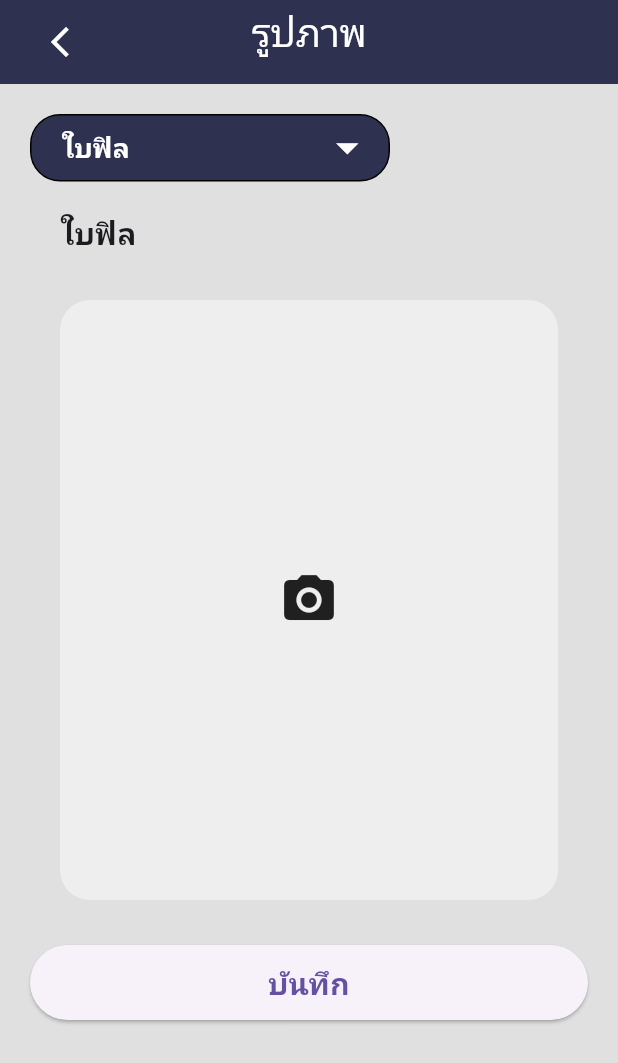
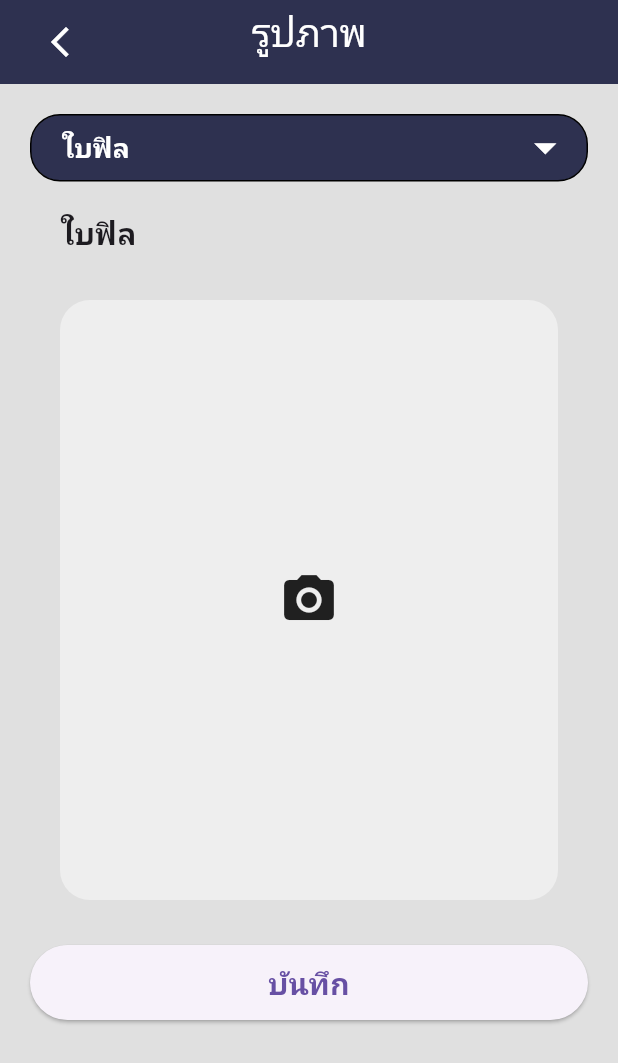
Before and after one commit to KeyClover/KunChang_photo, a Flutter app: the screen it shows after launch, tab 2 chosen, after a tap on the "arrow back ios new" icon, on a phone screen of 412 x 824 dp. Shown: the top 1063 px of the screen. Run offline on Flutter 3.47's test engine with Material 3 defaults, Android fonts, the phone set to English and light mode, and no system bars; drawn by our look-alikes of dropdown_button2; our stand-ins replace hexcolor, image_picker, sqflite; missing offline and left inert: freestyle_speed_dial; accounts and stored records are empty.

Commit message:
update: changing the padding on display image page

```diff
--- a/lib/pages/display_image.dart
+++ b/lib/pages/display_image.dart
@@ -184,9 +184,8 @@ class _DisplayImagePageState extends State<DisplayImagePage> {
         backgroundColor: HexColor("#2e3150"),
       ),
       body: Container(
-        constraints: const BoxConstraints.expand(),
         padding:
-            const EdgeInsets.only(top: 20, left: 20, right: 20, bottom: 0.0),
+            const EdgeInsets.only(top: 20, left: 20, right: 20,),
         child: FutureBuilder<List<ImagesModel>>(
           future: fetchAllImagesFromDB(context),
           builder: (context, snapshot) {
@@ -205,27 +204,28 @@ class _DisplayImagePageState extends State<DisplayImagePage> {
                 children: [
                   Padding(
                     padding:
-                        const EdgeInsets.only(left: 8.0, top: 8.0, bottom: 1.0),
+                        const EdgeInsets.symmetric(vertical: 8.0),
                     child: DropdownButtonHideUnderline(
                       child: DropdownButton2<String>(
                         dropdownStyleData: DropdownStyleData(
                           maxHeight: 400,
-                          width: 240,
+                          width: 373,
                           decoration: BoxDecoration(
                             borderRadius: BorderRadius.circular(20),
                             color: HexColor("#2e3150"),
                           ),
+
                         ),
                         buttonStyleData: ButtonStyleData(
                           height: 45,
-                          width: 240,
+                          width: 400,
                           padding: const EdgeInsets.only(left: 20, right: 10),
                           decoration: BoxDecoration(
                             borderRadius: BorderRadius.circular(20),
                             border: Border.all(color: Colors.black),
                             color: HexColor("#2e3150"),
                           ),
-                          elevation: 2,
+
                         ),
                         iconStyleData: const IconStyleData(
                             icon: Icon(
@@ -233,7 +233,8 @@ class _DisplayImagePageState extends State<DisplayImagePage> {
                             ),
                             iconSize: 35,
                             iconEnabledColor: Colors.white),
-                        isExpanded: true,
+
+
                         value: _selectedFilter,
                         items: fieldHasImages.keys
                             .map<DropdownMenuItem<String>>((String value) {
@@ -268,7 +269,7 @@ class _DisplayImagePageState extends State<DisplayImagePage> {
                   Expanded(
                     child: Padding(
                       padding:
-                          const EdgeInsets.only(top: 20, left: 20, right: 20),
+                          const EdgeInsets.only(top: 5, left: 20  , right: 20),
                       child: ListView(
                         children: _buildFilteredImages(allImages),
                       ),
@@ -279,6 +280,7 @@ class _DisplayImagePageState extends State<DisplayImagePage> {
             }
           },
         ),
+
       ),
       backgroundColor: HexColor("#e0e0e0"),
     );
--- a/lib/pages/take_picture_page.dart
+++ b/lib/pages/take_picture_page.dart
@@ -203,7 +203,7 @@ class _TakePicturePageState extends State<TakePicturePage> {
                   child: DropdownButton2<String>(
                     dropdownStyleData: DropdownStyleData(
                       maxHeight: 400,
-                      width: 240,
+                      width: 373,
                       decoration: BoxDecoration(
                         borderRadius: BorderRadius.circular(20),
                         color: HexColor("#2e3150"),
@@ -211,7 +211,7 @@ class _TakePicturePageState extends State<TakePicturePage> {
                     ),
                     buttonStyleData: ButtonStyleData(
                       height: 45,
-                      width: 240,
+                      width: 400,
                       padding: const EdgeInsets.only(left: 20, right: 10),
                       decoration: BoxDecoration(
                           borderRadius: BorderRadius.circular(20),
```
